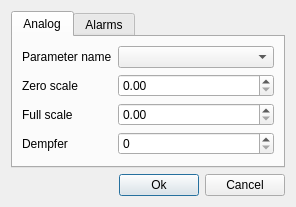
The window that filters/sparamdialog.ui (vanessaorgua/Linovitsa) describes before a commit, drawn with Qt 5.
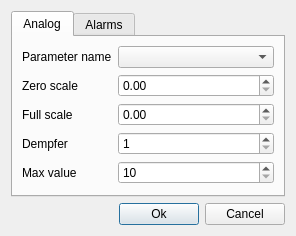
The same window after the commit. The open tabs and pages were chosen to show the change.

```diff
--- a/filters/sparamdialog.ui
+++ b/filters/sparamdialog.ui
@@ -7,7 +7,7 @@
     <x>0</x>
     <y>0</y>
     <width>296</width>
-    <height>187</height>
+    <height>215</height>
    </rect>
   </property>
   <property name="windowTitle">
@@ -99,7 +99,7 @@
        <item row="3" column="1">
         <widget class="QDoubleSpinBox" name="sb_Fs"/>
        </item>
-       <item row="5" column="0" colspan="2">
+       <item row="6" column="0" colspan="2">
         <spacer name="verticalSpacer">
          <property name="orientation">
           <enum>Qt::Vertical</enum>
@@ -113,7 +113,14 @@
         </spacer>
        </item>
        <item row="4" column="1">
-        <widget class="QSpinBox" name="sb_f"/>
+        <widget class="QSpinBox" name="sb_f">
+         <property name="minimum">
+          <number>1</number>
+         </property>
+         <property name="maximum">
+          <number>100</number>
+         </property>
+        </widget>
        </item>
        <item row="4" column="0">
         <widget class="QLabel" name="label_4">
@@ -128,6 +135,23 @@
          </property>
         </widget>
        </item>
+       <item row="5" column="0">
+        <widget class="QLabel" name="label_8">
+         <property name="text">
+          <string>Max value</string>
+         </property>
+        </widget>
+       </item>
+       <item row="5" column="1">
+        <widget class="QSpinBox" name="sb_m">
+         <property name="minimum">
+          <number>10</number>
+         </property>
+         <property name="maximum">
+          <number>100</number>
+         </property>
+        </widget>
+       </item>
       </layout>
      </widget>
      <widget class="QWidget" name="tab_2">
```
Left out of the diff: 32 changed lines with no effect on the pictures.
